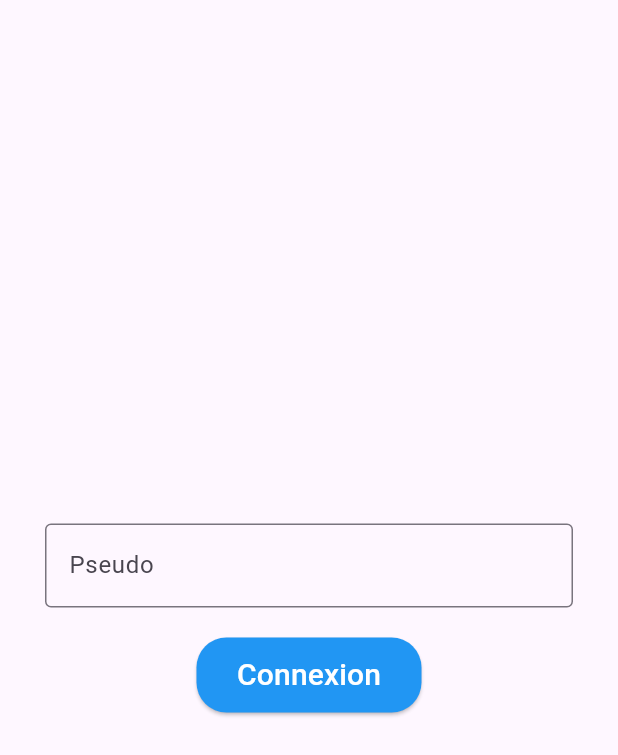
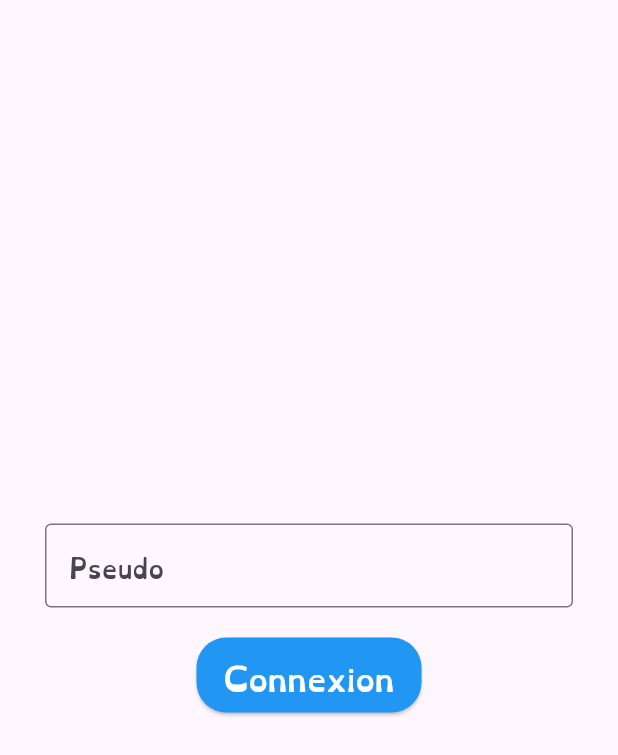
Before and after one commit to LucasLion/projetp, a Flutter app: the screen it shows after launch, on a phone screen of 412 x 824 dp. Shown: the top 755 px of the screen. Run offline on Flutter 3.47's test engine with Material 3 defaults, Android fonts, the phone set to English and light mode, and no system bars.

Commit message:
dyslexic font

```diff
--- a/lib/main.dart
+++ b/lib/main.dart
@@ -14,6 +14,7 @@
     return MaterialApp(
       title: 'Hello World',
       theme: ThemeData(
+        fontFamily: 'OpenDyslexic3',
         primarySwatch: Colors.blue,
       ),
       home: const LoginPage(),
```
Also changed, not shown: pubspec.yaml (+4 -4 lines), assets/font/OpenDyslexic3-Bold.ttf (added), assets/font/OpenDyslexic3-Regular.ttf (added).
